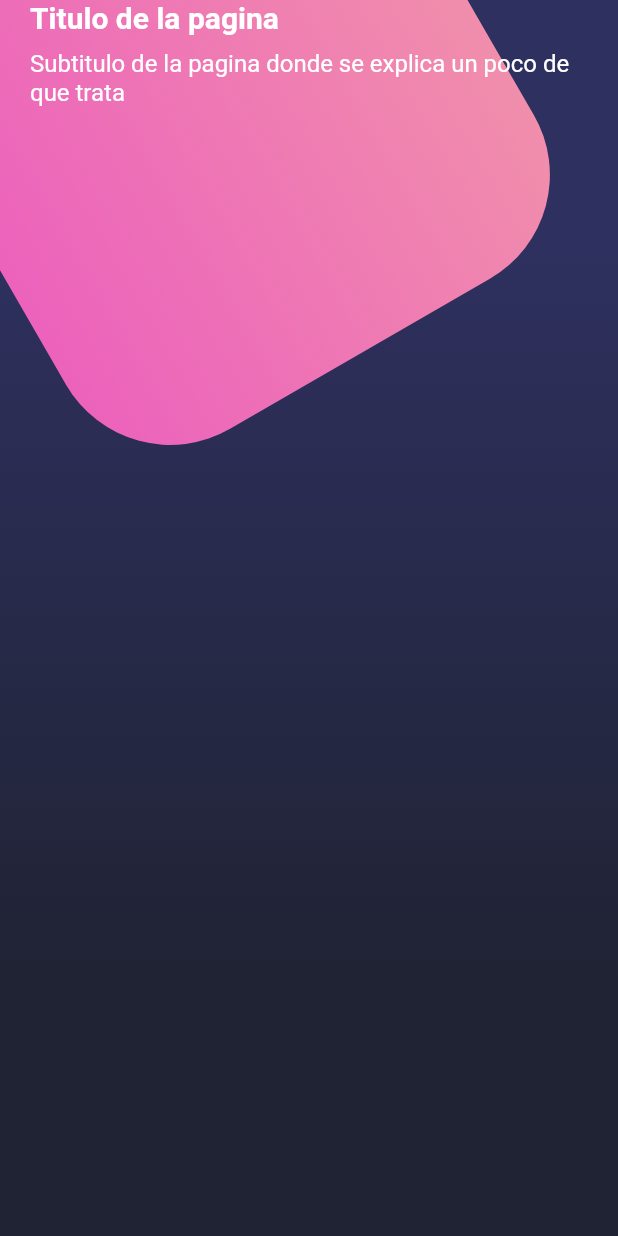
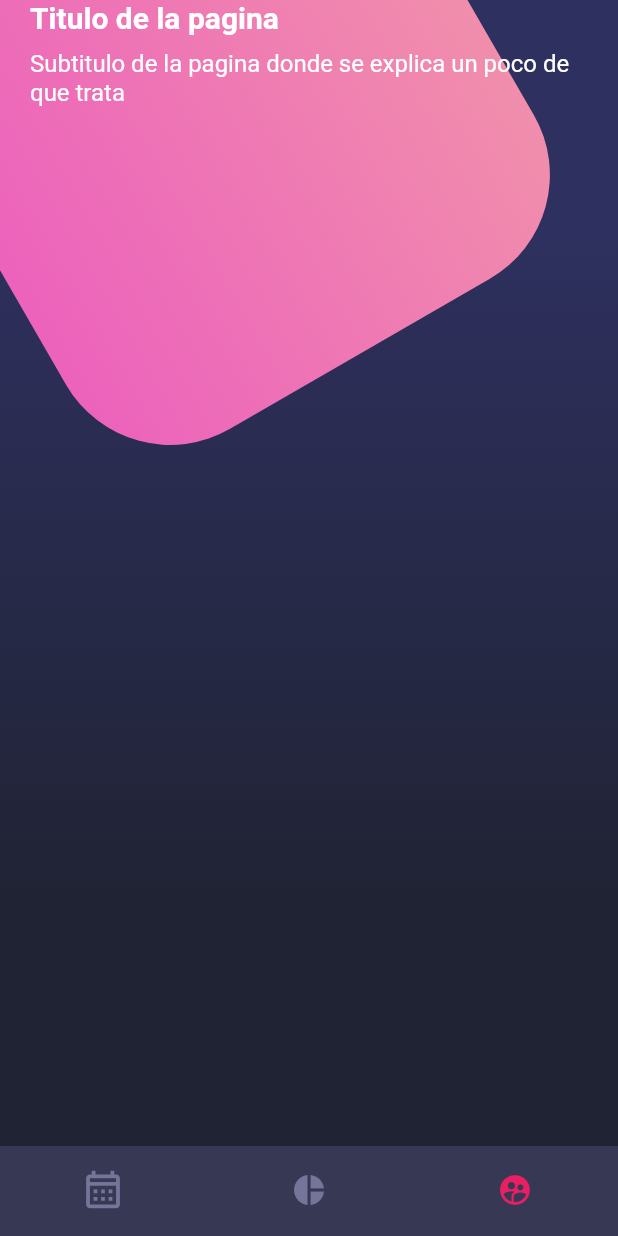
Before and after one commit to jsemalvarez/flutter-desings, a Flutter app: the screen it shows after launch, on a phone screen of 412 x 824 dp. Run offline on Flutter 3.47's test engine with Material 2 defaults, Android fonts, the phone set to English and light mode, and no system bars.

Commit message:
diseño compuesto: bottomNavigationBar

```diff
--- a/lib/screens/home_screen.dart
+++ b/lib/screens/home_screen.dart
@@ -1,4 +1,5 @@
 import 'package:disenos/widgets/background.dart';
+import 'package:disenos/widgets/custom_bottom_navigation_bar.dart';
 import 'package:disenos/widgets/page_title.dart';
 import 'package:flutter/material.dart';
 
@@ -7,13 +8,16 @@ class HomeScreen extends StatelessWidget {
 
   @override
   Widget build(BuildContext context) {
-    return Scaffold( body: Stack(
-      children: const [
-        Background(),
+    return Scaffold(
+      body: Stack(
+        children: const [
+          Background(),
 
-        _HomeBody()
-      ],
-    ));
+          _HomeBody()
+        ],
+      ),
+      bottomNavigationBar: const CustomBottomNavigationBar(),
+    );
   }
 }
 
--- /dev/null
+++ b/lib/widgets/custom_bottom_navigation_bar.dart
@@ -0,0 +1,22 @@
+import 'package:flutter/material.dart';
+
+class CustomBottomNavigationBar extends StatelessWidget {
+  const CustomBottomNavigationBar({super.key});
+
+  @override
+  Widget build(BuildContext context) {
+    return BottomNavigationBar(
+      selectedItemColor: Colors.pink,
+      unselectedItemColor: const Color.fromRGBO(116, 117, 152, 1),
+      showSelectedLabels: false,
+      showUnselectedLabels: false,
+      backgroundColor: const Color.fromRGBO(55, 57, 84, 1),
+      currentIndex: 2,
+      items: const [
+        BottomNavigationBarItem(icon: Icon( Icons.calendar_month_outlined, size: 30,), label: 'Calendario'),
+        BottomNavigationBarItem(icon: Icon( Icons.pie_chart), label: 'Estadisticas'),
+        BottomNavigationBarItem(icon: Icon( Icons.supervised_user_circle), label: 'Usuarios'),
+      ]
+    );
+  }
+}
```
